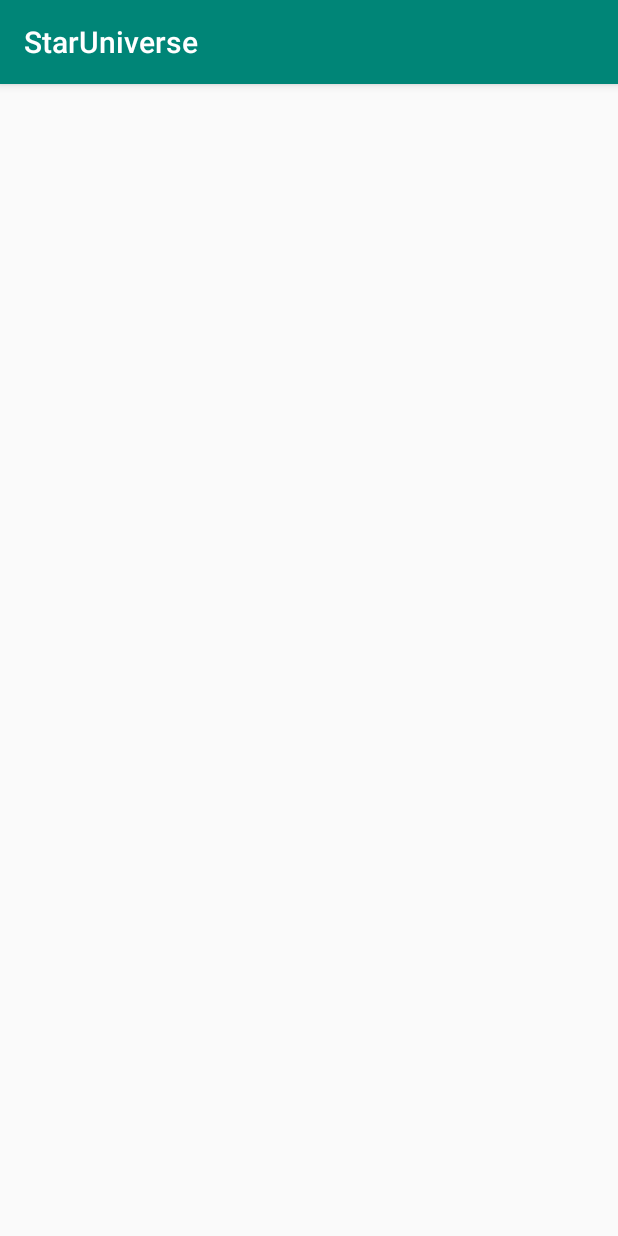
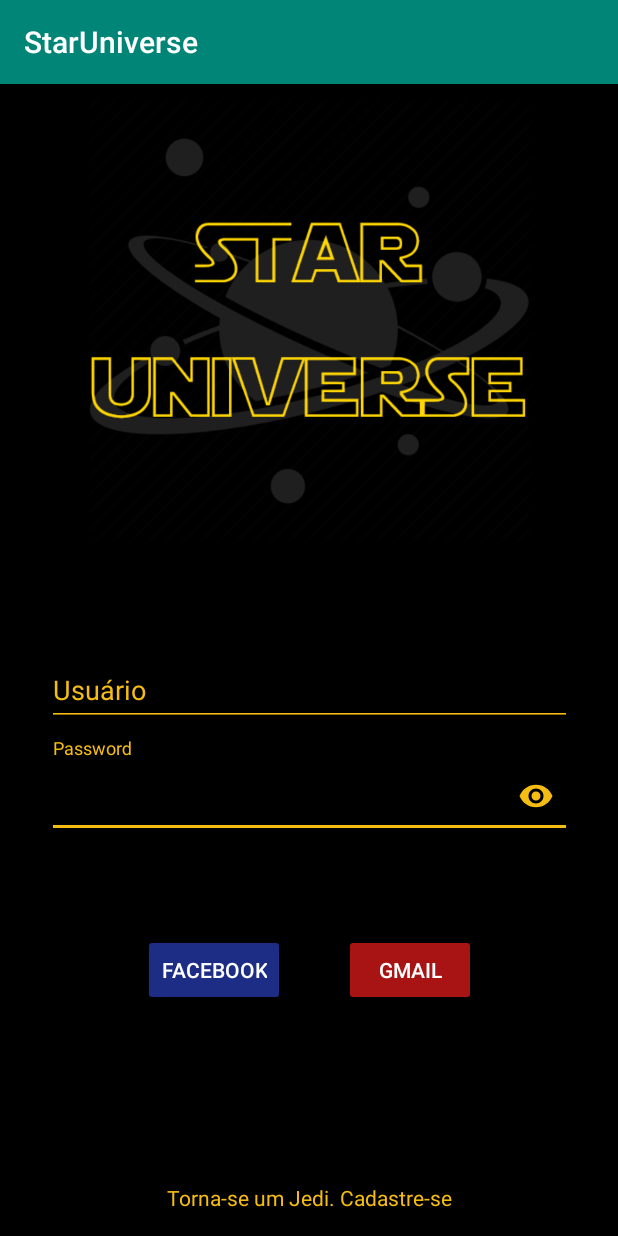
Before and after one commit to xfarsx/Aplicativo-Digital-House---Star-Universe, an Android app: the screen it shows after launch (MainActivity), on a phone screen of 412 x 824 dp. Run offline under Robolectric (Android 15) with nearby library versions, the phone set to English and light mode, and no system bars.

Commit message:
layout login

```diff
--- a/app/src/main/res/layout/activity_main.xml
+++ b/app/src/main/res/layout/activity_main.xml
@@ -4,8 +4,103 @@
     xmlns:tools="http://schemas.android.com/tools"
     android:layout_width="match_parent"
     android:layout_height="match_parent"
+    android:background="#000000"
     tools:context=".MainActivity">
 
+    <ImageView
+        android:id="@+id/imageView"
+        android:layout_width="match_parent"
+        android:layout_height="300dp"
+        android:layout_marginTop="8dp"
+        android:src="@drawable/staruniverselogin"
+        app:layout_constraintTop_toTopOf="parent"
+        tools:layout_editor_absoluteX="0dp" />
+
+    <android.support.design.widget.TextInputLayout
+        android:id="@+id/textInputLayout"
+        android:layout_width="350dp"
+        android:layout_height="wrap_content"
+        android:layout_marginTop="8dp"
+        app:passwordToggleEnabled="true"
+        android:textColorHint="#FFF5BD13"
+        app:passwordToggleTint="#FFF5BD13"
+        app:layout_constraintEnd_toEndOf="@+id/textInputLayout2"
+        app:layout_constraintStart_toStartOf="@+id/textInputLayout2"
+        app:layout_constraintTop_toBottomOf="@+id/textInputLayout2">
+
+        <android.support.design.widget.TextInputEditText
+            android:layout_width="match_parent"
+            android:layout_height="56dp"
+            android:backgroundTint="#FFF5BD13"
+            android:hint="Password"
+            android:textColorHint="#FFF5BD13"
+            android:inputType="textPassword"
+            android:textColor="#FFF5BD13" />
+    </android.support.design.widget.TextInputLayout>
+
+    <android.support.design.widget.TextInputLayout
+        android:id="@+id/textInputLayout2"
+        android:layout_width="350dp"
+        android:layout_height="wrap_content"
+        android:layout_marginStart="8dp"
+        android:layout_marginTop="64dp"
+        android:layout_marginEnd="8dp"
+        android:textColorHint="#FFF5BD13"
+        app:layout_constraintEnd_toEndOf="parent"
+        app:layout_constraintStart_toStartOf="parent"
+        app:layout_constraintTop_toBottomOf="@+id/imageView"
+        tools:ignore="MissingConstraints">
+
+        <android.support.design.widget.TextInputEditText
+            android:layout_width="match_parent"
+            android:layout_height="wrap_content"
+            android:backgroundTint="#FFF5BD13"
+            android:hint="Usuário"
+            android:textColor="#FFF5BD13" />
+    </android.support.design.widget.TextInputLayout>
+
+    <TextView
+        android:id="@+id/textView"
+        android:layout_width="wrap_content"
+        android:layout_height="wrap_content"
+        android:layout_marginStart="8dp"
+        android:layout_marginTop="8dp"
+        android:layout_marginEnd="8dp"
+        android:layout_marginBottom="8dp"
+        android:text="Torna-se um Jedi. Cadastre-se"
+        android:textColor="#FFF5BD13"
+        app:layout_constraintBottom_toBottomOf="parent"
+        app:layout_constraintEnd_toEndOf="parent"
+        app:layout_constraintStart_toStartOf="parent"
+        app:layout_constraintTop_toBottomOf="@+id/textInputLayout"
+        app:layout_constraintVertical_bias="0.964" />
 
 
+    <Button
+        android:id="@+id/button2"
+        android:layout_width="wrap_content"
+        android:layout_height="wrap_content"
+        android:layout_marginTop="64dp"
+        android:layout_marginEnd="64dp"
+        android:text="Gmail"
+        android:backgroundTint="#A81414"
+        style="@style/Widget.AppCompat.Button.Colored"
+        app:layout_constraintEnd_toEndOf="@+id/textInputLayout"
+        app:layout_constraintTop_toBottomOf="@+id/textInputLayout"
+        tools:ignore="MissingConstraints" />
+
+
+    <Button
+        android:id="@+id/button"
+        android:layout_width="wrap_content"
+        android:layout_height="wrap_content"
+        android:layout_marginStart="64dp"
+        android:layout_marginTop="64dp"
+        android:text="Facebook"
+        android:backgroundTint="#1D2D86"
+        style="@style/Widget.AppCompat.Button.Colored"
+        app:layout_constraintStart_toStartOf="@+id/textInputLayout"
+        app:layout_constraintTop_toBottomOf="@+id/textInputLayout"
+        tools:ignore="MissingConstraints" />
+
 </android.support.constraint.ConstraintLayout>
--- a/app/src/main/res/values/colors.xml
+++ b/app/src/main/res/values/colors.xml
@@ -2,5 +2,5 @@
 <resources>
     <color name="colorPrimary">#008577</color>
     <color name="colorPrimaryDark">#00574B</color>
-    <color name="colorAccent">#D81B60</color>
+    <color name="colorAccent">#FFF5BD13</color>
 </resources>
--- a/app/src/main/res/values/textHintColor.xml
+++ b/app/src/main/res/values/textHintColor.xml
@@ -5,6 +5,6 @@
         <item name="colorPrimaryDark">@color/colorPrimaryDark</item>
         <item name="colorAccent">@color/colorAccent</item>
 
-        <item name="android:textColorHint">@color/colorPrimary</item>
+        <item name="android:textColorHint">#FFF5BD13</item>
     </style>
 </resources>
```
